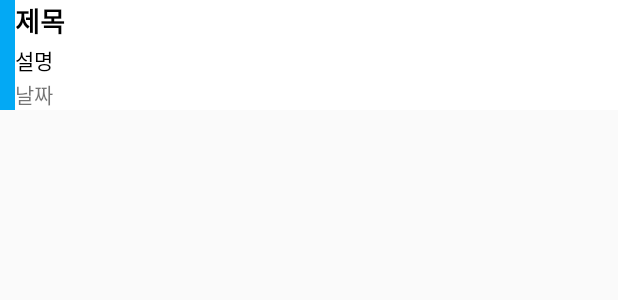
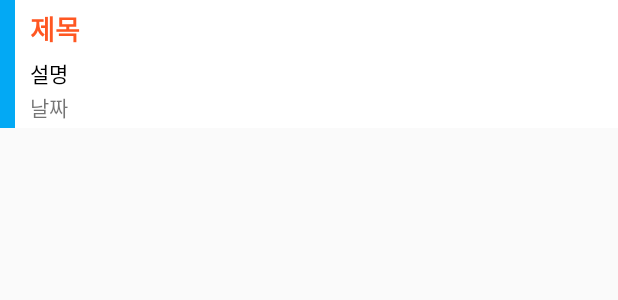
Before and after one commit to SeoSeungHwan/NFTForum, an Android app: the layout holder_news.xml on its own in the app's theme, with its tools: preview values and no code run, on a phone screen of 412 x 824 dp. Shown: the top 300 px of the screen. Run offline under Robolectric (Android 15) with nearby library versions, the phone set to English and light mode, and no system bars; network calls fail.

Commit message:
feat. 뉴스 페이지 ui 변경

```diff
--- a/app/src/main/java/com/router/nftforum/view/fragment/NewsFragment.kt
+++ b/app/src/main/java/com/router/nftforum/view/fragment/NewsFragment.kt
@@ -33,7 +33,7 @@ class NewsFragment: BaseFragmentForViewBinding<FragmentNewsBinding>() {
     }
 
     private fun fetchNaverNews(){
-        newsViewModel.fetchNaverNews("NFT",20,1,"date")
+        newsViewModel.fetchNaverNews("NFT",100,1,"sim")
         ViewUtil().showLoadingProgressBar(viewDataBinding.progressBar, activity?.window)
     }
 
--- a/app/src/main/res/layout/holder_news.xml
+++ b/app/src/main/res/layout/holder_news.xml
@@ -32,6 +32,8 @@
             android:id="@+id/LinearLayout"
             android:layout_width="0dp"
             android:layout_height="match_parent"
+            android:layout_marginLeft="10dp"
+            android:layout_marginRight="10dp"
             android:orientation="vertical"
             app:layout_constraintBottom_toBottomOf="parent"
             app:layout_constraintEnd_toEndOf="parent"
@@ -43,12 +45,13 @@
                 android:id="@+id/news_title_textview"
                 android:layout_width="match_parent"
                 android:layout_height="wrap_content"
+                android:layout_marginTop="5dp"
                 android:background="@color/white"
                 android:ellipsize="end"
                 android:gravity="left|center"
                 android:maxLines="1"
                 android:text="@{Html.fromHtml(holderModel.title)}"
-                android:textColor="@color/black"
+                android:textColor="@color/orange"
                 android:textSize="18sp"
                 android:textStyle="bold"
                 tools:text="제목" />
@@ -61,7 +64,7 @@
                 android:ellipsize="end"
                 android:gravity="left|center"
                 android:maxLines="3"
-                android:paddingTop="2dp"
+                android:paddingTop="5dp"
                 android:paddingBottom="1dp"
                 android:text="@{Html.fromHtml(holderModel.description)}"
                 android:textColor="@color/black"
@@ -72,6 +75,7 @@
                 android:id="@+id/news_pubdate_textview"
                 android:layout_width="match_parent"
                 android:layout_height="wrap_content"
+                android:layout_marginBottom="3dp"
                 android:background="@color/white"
                 android:ellipsize="end"
                 android:gravity="left|center"
--- a/app/src/main/res/values/colors.xml
+++ b/app/src/main/res/values/colors.xml
@@ -9,4 +9,5 @@
     <color name="white">#FFFFFFFF</color>
 
     <color name="main">#03A9F4</color>
+    <color name="orange">#FF5722</color>
 </resources>
--- a/app/src/main/res/values/strings.xml
+++ b/app/src/main/res/values/strings.xml
@@ -1,3 +1,7 @@
 <resources>
     <string name="app_name">NFTForum</string>
+
+    <!--market_list-->
+    <string name="explain">준비중입니다.</string>
+
 </resources>
```
Also changed, not shown: app/src/main/res/layout/fragment_market_list.xml (+12 -1 lines).
